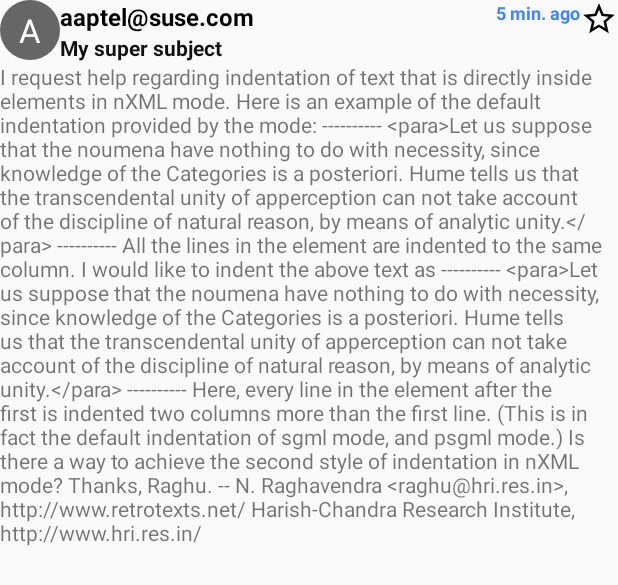
After one commit to aaptel/notmuch-android, an Android app: the layout thread_message.xml on its own in the app's theme, with its tools: preview values and no code run, on a phone screen of 412 x 824 dp. The commit adds this screen. Shown: the top 585 px of the screen. Run offline under Robolectric (Android 15) with nearby library versions, the phone set to English and light mode, and no system bars.

```diff
--- a/app/src/main/AndroidManifest.xml
+++ b/app/src/main/AndroidManifest.xml
@@ -31,6 +31,10 @@
         <activity
             android:name=".SearchActivity"
             android:label="@string/title_activity_search"
+            android:theme="@style/AppTheme.NoActionBar" />
+        <activity
+            android:name=".ThreadActivity"
+            android:label="@string/title_activity_thread"
             android:theme="@style/AppTheme.NoActionBar"></activity>
     </application>
 
--- /dev/null
+++ b/app/src/main/java/org/notmuchmail/notmuch/ThreadMessagesAdapter.java
@@ -0,0 +1,5 @@
+package org.notmuchmail.notmuch;
+
+public class ThreadMessagesAdapter {
+
+}
--- a/app/src/main/java/org/notmuchmail/notmuch/messages/Search.java
+++ b/app/src/main/java/org/notmuchmail/notmuch/messages/Search.java
@@ -27,7 +27,7 @@ public class Search {
     String inputQuery;
     ResultOrder order;
     int offset;
-    List<SearchResult> results;
+    List<SearchMessage> results;
 
     public Search(String query, ResultOrder orderType) {
         this.inputQuery = query;
@@ -88,7 +88,7 @@ public class Search {
                         tags.add(s);
                     }
                 }
-                results.add(new SearchResult(tid, timestamp, daterelative, matched, total, authors, subject, queries, tags));
+                results.add(new SearchMessage(tid, timestamp, daterelative, matched, total, authors, subject, queries, tags));
                 added++;
             }
         } catch (Exception e) {
@@ -106,7 +106,7 @@ public class Search {
         return parse(r);
     }
 
-    public List<SearchResult> getResults() {
+    public List<SearchMessage> getResults() {
         return results;
     }
 
--- a/app/src/main/java/org/notmuchmail/notmuch/messages/SearchResult.java
+++ b/app/src/main/java/org/notmuchmail/notmuch/messages/SearchMessage.java
@@ -2,7 +2,7 @@ package org.notmuchmail.notmuch.messages;
 
 import java.util.List;
 
-public class SearchResult {
+public class SearchMessage {
     public String thread;
     public int timestamp;
     public String dateRelative;
@@ -13,7 +13,7 @@ public class SearchResult {
     public List<String> query;
     public List<String> tags;
 
-    public SearchResult(String thread, int timestamp, String dateRelative, int matched, int total, String authors, String subject, List<String> query, List<String> tags) {
+    public SearchMessage(String thread, int timestamp, String dateRelative, int matched, int total, String authors, String subject, List<String> query, List<String> tags) {
         this.thread = thread;
         this.timestamp = timestamp;
         this.dateRelative = dateRelative;
--- /dev/null
+++ b/app/src/main/res/layout/thread_message.xml
@@ -0,0 +1,101 @@
+<?xml version="1.0" encoding="utf-8"?>
+<LinearLayout xmlns:android="http://schemas.android.com/apk/res/android"
+    xmlns:tools="http://schemas.android.com/tools"
+    android:layout_width="match_parent"
+    android:layout_height="match_parent"
+    android:orientation="vertical">
+
+    <RelativeLayout
+        android:id="@+id/header"
+        android:layout_width="match_parent"
+        android:layout_height="wrap_content">
+
+        <RelativeLayout
+            android:id="@+id/icon"
+            android:layout_width="wrap_content"
+            android:layout_height="wrap_content">
+
+            <ImageView
+                android:id="@+id/icon_profile"
+                android:layout_width="@dimen/icon_width_height"
+                android:layout_height="@dimen/icon_width_height"
+                android:background="@drawable/bg_circle" />
+
+            <TextView
+                android:id="@+id/icon_text"
+                android:layout_width="wrap_content"
+                android:layout_height="wrap_content"
+                android:layout_centerInParent="true"
+                android:textColor="@android:color/white"
+                android:textSize="@dimen/icon_text"
+                tools:text="A" />
+        </RelativeLayout>
+
+        <LinearLayout
+            android:id="@+id/header_container"
+            android:layout_width="wrap_content"
+            android:layout_height="wrap_content"
+            android:layout_toRightOf="@id/icon"
+            android:orientation="vertical">
+
+            <TextView
+                android:id="@+id/from"
+                android:layout_width="match_parent"
+                android:layout_height="wrap_content"
+                android:ellipsize="end"
+                android:lines="1"
+                android:text="aaptel@suse.com"
+                android:textColor="@color/from"
+                android:textSize="@dimen/msg_text_primary"
+                android:textStyle="bold" />
+
+            <TextView
+                android:id="@+id/subject"
+                android:layout_width="match_parent"
+                android:layout_height="wrap_content"
+                android:ellipsize="end"
+                android:lines="1"
+                android:text="My super subject"
+                android:textColor="@color/subject"
+                android:textSize="@dimen/msg_text_secondary"
+                android:textStyle="bold" />
+
+        </LinearLayout>
+
+        <LinearLayout
+            android:layout_width="wrap_content"
+            android:layout_height="wrap_content"
+            android:layout_alignParentRight="true"
+            android:orientation="horizontal">
+
+            <TextView
+                android:id="@+id/timestamp"
+                android:layout_width="wrap_content"
+                android:layout_height="wrap_content"
+                android:layout_weight="1"
+                android:text="5 min. ago"
+                android:textColor="@color/timestamp"
+                android:textSize="@dimen/timestamp"
+                android:textStyle="bold" />
+
+            <ImageView
+                android:id="@+id/icon_star"
+                android:layout_width="@dimen/icon_star"
+                android:layout_height="@dimen/icon_star"
+                android:layout_alignParentRight="true"
+                android:layout_weight="1"
+                android:adjustViewBounds="false"
+                android:background="@drawable/ic_star_border_black_24dp"
+                android:tint="@color/icon_tint_normal" />
+        </LinearLayout>
+
+    </RelativeLayout>
+
+    <TextView
+        android:id="@+id/textView"
+        android:layout_width="match_parent"
+        android:layout_height="wrap_content"
+        android:editable="false"
+        android:text="@string/sample_full_message" />
+
+</LinearLayout>
--- a/app/src/main/res/values/strings.xml
+++ b/app/src/main/res/values/strings.xml
@@ -60,4 +60,6 @@
     <string name="title_activity_search">SearchActivity</string>
     <string name="action_search">Search...</string>
     <string name="action_delete">Delete</string>
+    <string name="title_activity_thread">ThreadActivity</string>
+    <string name="sample_full_message"><![CDATA[I request help regarding indentation of text that is directly inside elements in nXML mode. Here is an example of the default indentation provided by the mode: ---------- <para>Let us suppose that the noumena have nothing to do with necessity, since knowledge of the Categories is a posteriori. Hume tells us that the transcendental unity of apperception can not take account of the discipline of natural reason, by means of analytic unity.</para> ---------- All the lines in the element are indented to the same column. I would like to indent the above text as ---------- <para>Let us suppose that the noumena have nothing to do with necessity, since knowledge of the Categories is a posteriori. Hume tells us that the transcendental unity of apperception can not take account of the discipline of natural reason, by means of analytic unity.</para> ---------- Here, every line in the element after the first is indented two columns more than the first line. (This is in fact the default indentation of sgml mode, and psgml mode.) Is there a way to achieve the second style of indentation in nXML mode? Thanks, Raghu. -- N. Raghavendra <raghu@hri.res.in>, http://www.retrotexts.net/ Harish-Chandra Research Institute, http://www.hri.res.in/]]></string>
 </resources>
```
Also changed, not shown: app/src/main/java/org/notmuchmail/notmuch/MainActivity.java (+35 -53 lines), app/src/main/java/org/notmuchmail/notmuch/SearchActivity.java (+7 -7 lines), app/src/main/java/org/notmuchmail/notmuch/SearchMessagesAdapter.java (renamed from app/src/main/java/org/notmuchmail/notmuch/MessagesAdapter.java, +9 -9 lines), app/src/main/java/org/notmuchmail/notmuch/ThreadActivity.java (added, +29 -0 lines), app/src/main/java/org/notmuchmail/notmuch/messages/Show.java (added, +104 -0 lines), app/src/main/java/org/notmuchmail/notmuch/messages/ThreadMessage.java (added, +21 -0 lines), app/src/main/res/layout/activity_thread.xml (added, +33 -0 lines), app/src/main/res/layout/content_thread.xml (added, +17 -0 lines), app/src/main/res/layout/search_message.xml (renamed from app/src/main/res/layout/message_list_row.xml).
